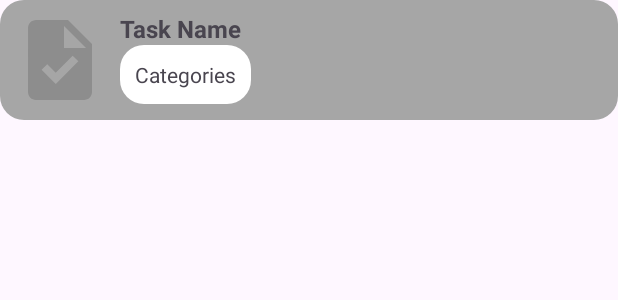
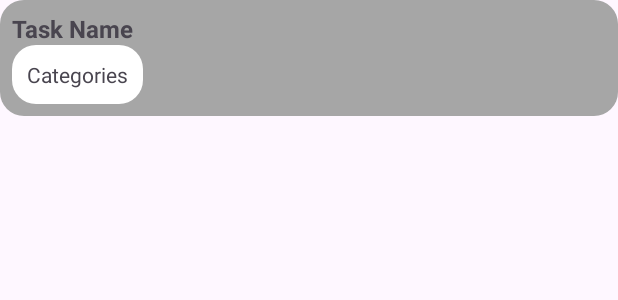
Before and after one commit to Wikho/TimeTracker-Mobile-App-Android-Studio-OPSC7311_Sem2_2024, an Android app: the layout item_task_break.xml on its own in the app's theme, with its tools: preview values and no code run, on a phone screen of 412 x 824 dp. Shown: the top 300 px of the screen. Run offline under Robolectric (Android 15) with nearby library versions, the phone set to English and light mode, and no system bars.

Commit message:
Bug Fixes

```diff
--- a/app/src/main/java/com/example/opsc7311_sem2_2024/PomodoroClasses/TaskBreakAdapter.kt
+++ b/app/src/main/java/com/example/opsc7311_sem2_2024/PomodoroClasses/TaskBreakAdapter.kt
@@ -15,7 +15,6 @@ class TaskBreakAdapter(
 ) : RecyclerView.Adapter<TaskBreakAdapter.TaskViewHolder>() {
 
     inner class TaskViewHolder(itemView: View) : RecyclerView.ViewHolder(itemView) {
-        val ivTaskImage: ImageView = itemView.findViewById(R.id.ivTaskImage)
         val tvTaskName: TextView = itemView.findViewById(R.id.tvTaskName)
         val tvTaskCategories: TextView = itemView.findViewById(R.id.tvTaskCategories)
 
@@ -36,8 +35,6 @@ class TaskBreakAdapter(
         holder.tvTaskName.text = task.title
         holder.tvTaskCategories.text = task.category
 
-        // Load image if available
-        holder.ivTaskImage.setImageResource(R.drawable.ic_launcher_background)
     }
 
     override fun getItemCount(): Int = taskList.size
--- a/app/src/main/res/layout/item_task_break.xml
+++ b/app/src/main/res/layout/item_task_break.xml
@@ -8,13 +8,7 @@
     android:padding="8dp"
     android:background="@drawable/rounded_background_gray">
 
-    <ImageView
-        android:id="@+id/ivTaskImage"
-        android:layout_width="64dp"
-        android:layout_height="64dp"
-        android:src="@drawable/task"
-        android:contentDescription="Task Image"
-        android:layout_marginEnd="8dp"/>
+
 
     <LinearLayout
         android:layout_width="0dp"
```
Also changed, not shown: app/src/main/java/com/example/opsc7311_sem2_2024/Pomodoro/PomodoroFragment.kt (+51 -26 lines).
